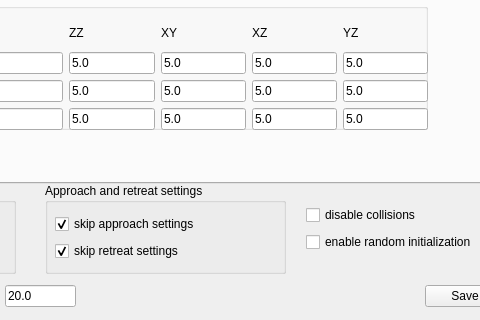
Qt form ui/toldialoghump.ui (zohannn/motion_manager) before a commit; both pictures show x 195 to 675 and y 417 to 737 of the 970 by 737 pixel window.
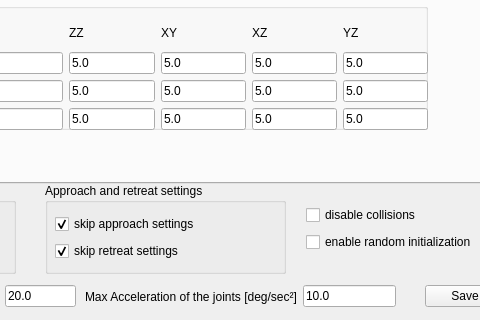
The same form after that commit.

```diff
--- a/ui/toldialoghump.ui
+++ b/ui/toldialoghump.ui
@@ -3356,6 +3356,32 @@
     </item>
    </layout>
   </widget>
+  <widget class="QWidget" name="layoutWidget_max_vel_2">
+   <property name="geometry">
+    <rect>
+     <x>280</x>
+     <y>700</y>
+     <width>311</width>
+     <height>27</height>
+    </rect>
+   </property>
+   <layout class="QHBoxLayout" name="horizontalLayout_22">
+    <item>
+     <widget class="QLabel" name="label_42">
+      <property name="text">
+       <string>Max Acceleration of the joints [deg/sec²]</string>
+      </property>
+     </widget>
+    </item>
+    <item>
+     <widget class="QLineEdit" name="lineEdit_alpha_max">
+      <property name="text">
+       <string>10.0</string>
+      </property>
+     </widget>
+    </item>
+   </layout>
+  </widget>
   <zorder>layoutWidget</zorder>
   <zorder>layoutWidget</zorder>
   <zorder>layoutWidget_max_vel</zorder>
```
Left out of the diff: 1 changed line with no effect on the pictures.
